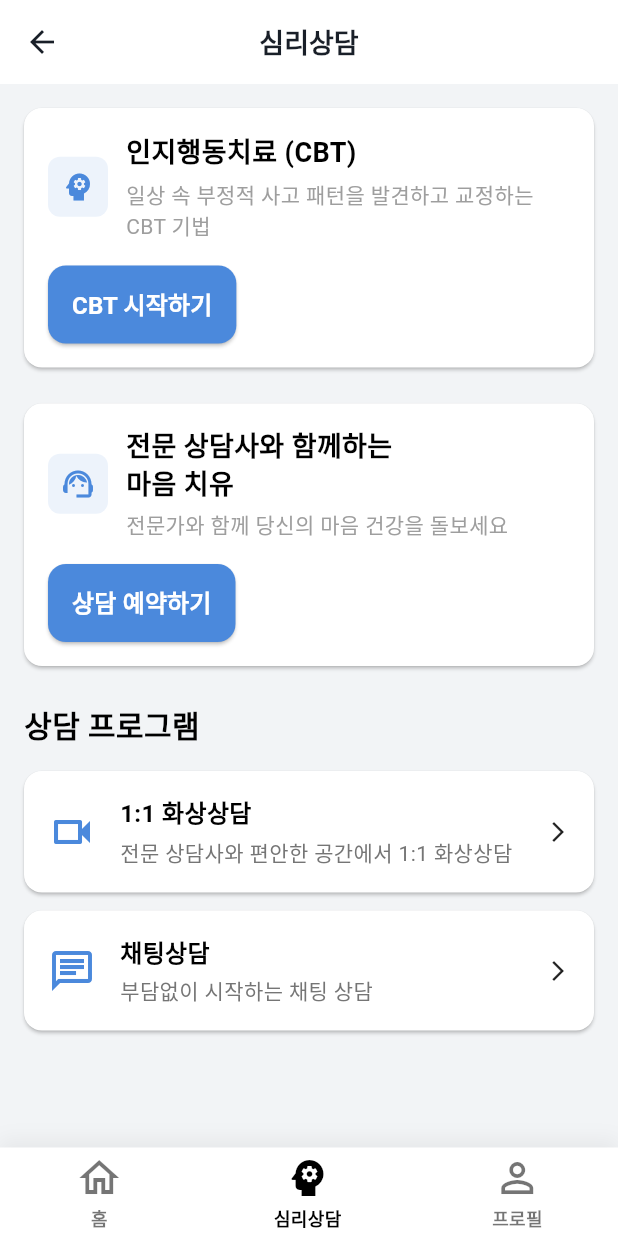
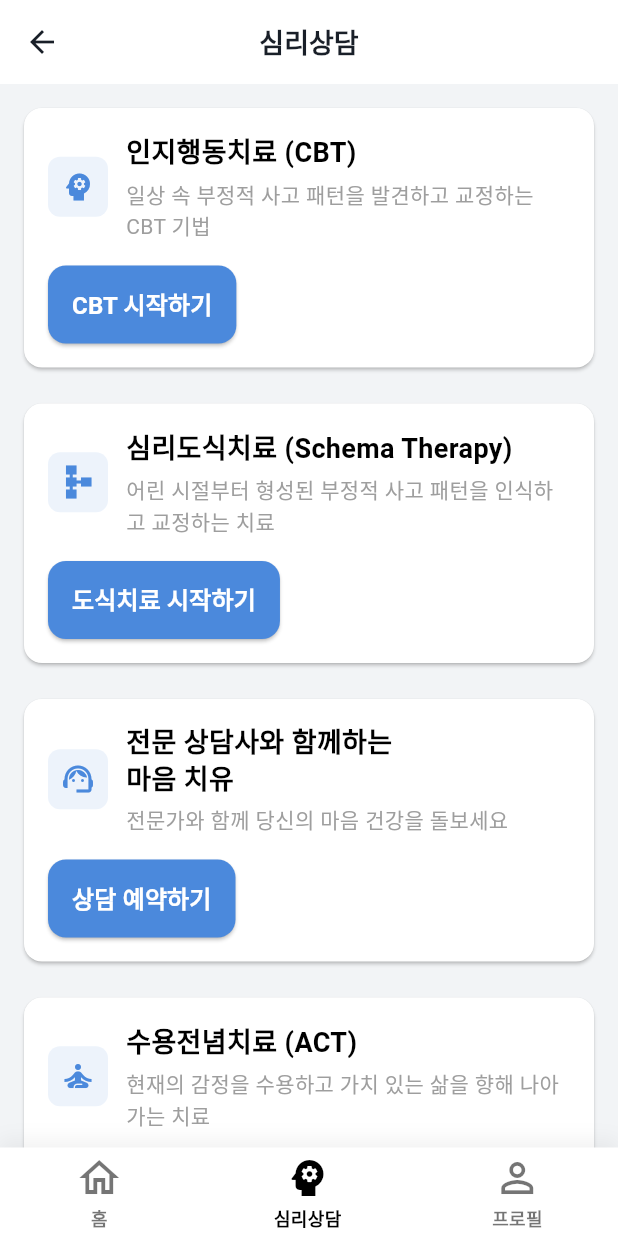
Before and after one commit to oh79/twokong, a Flutter app: the TherapyView screen opened by its route, on a phone screen of 412 x 824 dp. Run offline on Flutter 3.47's test engine with Material 3 defaults, Android fonts, the light colour scheme and no system bars; our stand-ins replace awesome_notifications, cloud_firestore, firebase_auth, firebase_core, get; missing offline and left inert: google_api_availability; accounts and stored records are empty.

Commit message:
add Schema Therapy & ACT UI

```diff
--- a/lib/app/modules/therapy/views/therapy_view.dart
+++ b/lib/app/modules/therapy/views/therapy_view.dart
@@ -84,6 +84,58 @@ class TherapyView extends GetView<TherapyController> {
                           borderRadius: BorderRadius.circular(8),
                         ),
                         child: Icon(
+                          Icons.schema,
+                          color: AppTheme.primaryColor,
+                          size: 24,
+                        ),
+                      ),
+                      const SizedBox(width: 12),
+                      const Expanded(
+                        child: Column(
+                          crossAxisAlignment: CrossAxisAlignment.start,
+                          children: [
+                            Text(
+                              '심리도식치료 (Schema Therapy)',
+                              style: TextStyle(
+                                fontSize: 18,
+                                fontWeight: FontWeight.bold,
+                              ),
+                            ),
+                            SizedBox(height: 4),
+                            Text(
+                              '어린 시절부터 형성된 부정적 사고 패턴을 인식하고 교정하는 치료',
+                              style: TextStyle(
+                                fontSize: 14,
+                                color: Colors.grey,
+                              ),
+                            ),
+                          ],
+                        ),
+                      ),
+                    ],
+                  ),
+                  const SizedBox(height: 16),
+                  TossButton(
+                    text: '도식치료 시작하기',
+                    onPressed: () {},
+                  ),
+                ],
+              ),
+            ),
+            const SizedBox(height: 24),
+            TossCard(
+              child: Column(
+                crossAxisAlignment: CrossAxisAlignment.start,
+                children: [
+                  Row(
+                    children: [
+                      Container(
+                        padding: const EdgeInsets.all(8),
+                        decoration: BoxDecoration(
+                          color: AppTheme.primaryColor.withOpacity(0.1),
+                          borderRadius: BorderRadius.circular(8),
+                        ),
+                        child: Icon(
                           Icons.support_agent,
                           color: AppTheme.primaryColor,
                           size: 24,
@@ -118,6 +170,58 @@ class TherapyView extends GetView<TherapyController> {
                   const SizedBox(height: 16),
                   TossButton(
                     text: '상담 예약하기',
+                    onPressed: () {},
+                  ),
+                ],
+              ),
+            ),
+            const SizedBox(height: 24),
+            TossCard(
+              child: Column(
+                crossAxisAlignment: CrossAxisAlignment.start,
+                children: [
+                  Row(
+                    children: [
+                      Container(
+                        padding: const EdgeInsets.all(8),
+                        decoration: BoxDecoration(
+                          color: AppTheme.primaryColor.withOpacity(0.1),
+                          borderRadius: BorderRadius.circular(8),
+                        ),
+                        child: Icon(
+                          Icons.self_improvement,
+                          color: AppTheme.primaryColor,
+                          size: 24,
+                        ),
+                      ),
+                      const SizedBox(width: 12),
+                      const Expanded(
+                        child: Column(
+                          crossAxisAlignment: CrossAxisAlignment.start,
+                          children: [
+                            Text(
+                              '수용전념치료 (ACT)',
+                              style: TextStyle(
+                                fontSize: 18,
+                                fontWeight: FontWeight.bold,
+                              ),
+                            ),
+                            SizedBox(height: 4),
+                            Text(
+                              '현재의 감정을 수용하고 가치 있는 삶을 향해 나아가는 치료',
+                              style: TextStyle(
+                                fontSize: 14,
+                                color: Colors.grey,
+                              ),
+                            ),
+                          ],
+                        ),
+                      ),
+                    ],
+                  ),
+                  const SizedBox(height: 16),
+                  TossButton(
+                    text: 'ACT 시작하기',
                     onPressed: () {},
                   ),
                 ],
```
